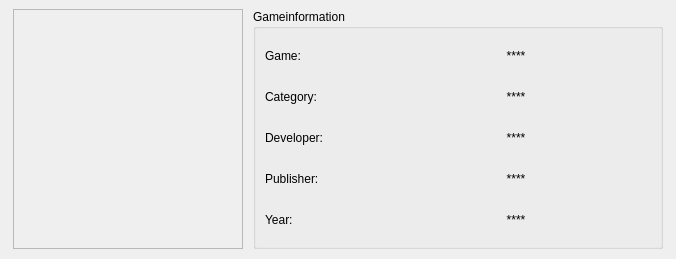
Before: the Qt Designer form ui/gamepreview.ui in LasDesu/DBoxFE, drawn with Qt 5.
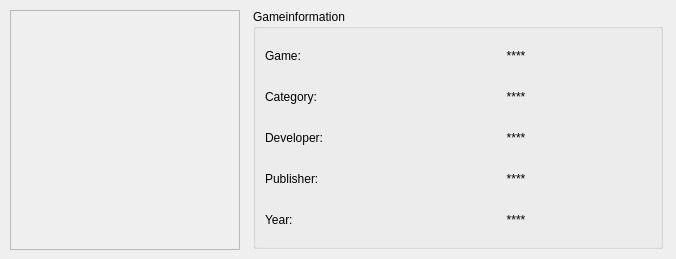
After: the same form once the commit is applied. Icons and pictures are not drawn.

Commit message: * add header/source file for gamesettings * update dboxfe.pro ( add header/source ) * update header/source 	* dboxfe.h / dboxfe.cpp ( add slot - slotGameSettings() ) 	* dboxfe_base.h / dboxfe_base.cpp ( new function - loadImage(...) ) * update gamesettings.ui and gampreview.ui * update kdevelop projectfile

```diff
--- a/ui/gamepreview.ui
+++ b/ui/gamepreview.ui
@@ -30,34 +30,6 @@
   <property name="windowIcon" >
    <iconset resource="../res/dboxfe.qrc" >:/pics/images/default.png</iconset>
   </property>
-  <widget class="QFrame" name="frame_3" >
-   <property name="geometry" >
-    <rect>
-     <x>13</x>
-     <y>9</y>
-     <width>230</width>
-     <height>240</height>
-    </rect>
-   </property>
-   <property name="minimumSize" >
-    <size>
-     <width>230</width>
-     <height>240</height>
-    </size>
-   </property>
-   <property name="maximumSize" >
-    <size>
-     <width>230</width>
-     <height>240</height>
-    </size>
-   </property>
-   <property name="frameShape" >
-    <enum>QFrame::StyledPanel</enum>
-   </property>
-   <property name="frameShadow" >
-    <enum>QFrame::Sunken</enum>
-   </property>
-  </widget>
   <widget class="QGroupBox" name="groupBox" >
    <property name="geometry" >
     <rect>
@@ -286,6 +258,40 @@
     </item>
    </layout>
   </widget>
+  <widget class="QLabel" name="gameImage" >
+   <property name="geometry" >
+    <rect>
+     <x>10</x>
+     <y>10</y>
+     <width>230</width>
+     <height>240</height>
+    </rect>
+   </property>
+   <property name="minimumSize" >
+    <size>
+     <width>230</width>
+     <height>240</height>
+    </size>
+   </property>
+   <property name="maximumSize" >
+    <size>
+     <width>230</width>
+     <height>240</height>
+    </size>
+   </property>
+   <property name="frameShape" >
+    <enum>QFrame::StyledPanel</enum>
+   </property>
+   <property name="frameShadow" >
+    <enum>QFrame::Sunken</enum>
+   </property>
+   <property name="text" >
+    <string/>
+   </property>
+   <property name="scaledContents" >
+    <bool>true</bool>
+   </property>
+  </widget>
  </widget>
  <pixmapfunction></pixmapfunction>
  <resources>
```
The commit also changes 12 other files.
